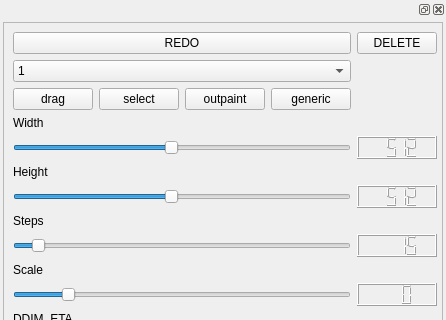
The window that frontend/ui_widgets/outpaint_controls.ui (XmYx/ainodes-pyside) describes before a commit, drawn with Qt 5; both pictures show x 0 to 446 and y 0 to 320 of the 446 by 670 pixel window.
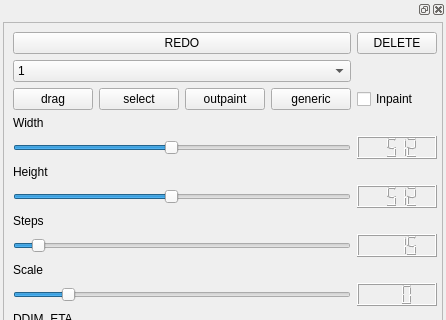
The same window after the commit.

Commit message: optional inpaint model

```diff
--- a/frontend/ui_widgets/outpaint_controls.ui
+++ b/frontend/ui_widgets/outpaint_controls.ui
@@ -461,6 +461,13 @@
              </property>
             </widget>
            </item>
+           <item row="4" column="3">
+            <widget class="QCheckBox" name="withInpaint">
+             <property name="text">
+              <string>Inpaint</string>
+             </property>
+            </widget>
+           </item>
           </layout>
          </widget>
         </widget>
```
The commit also changes 11 other files.
